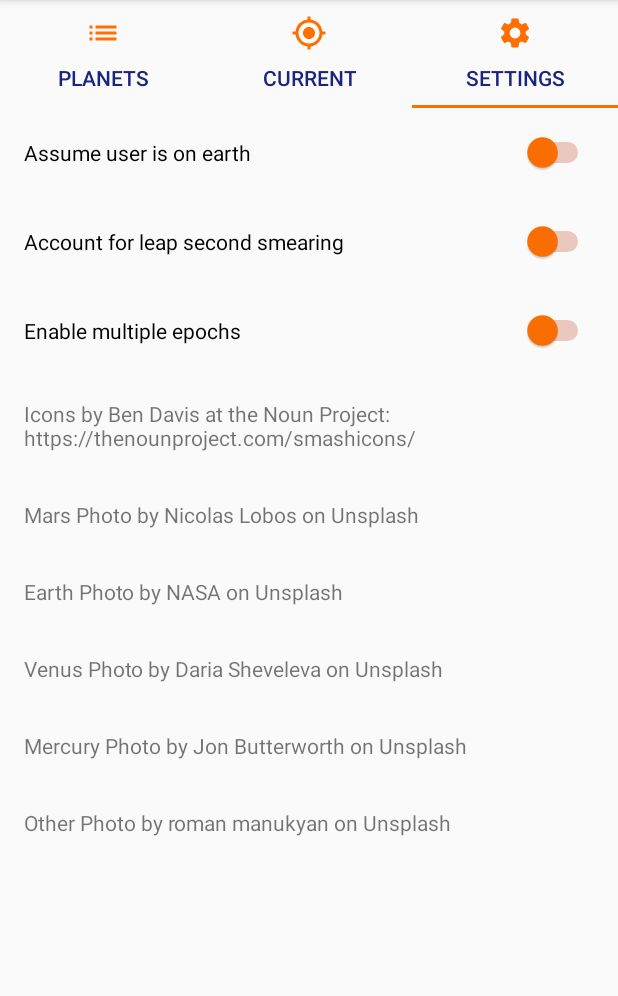
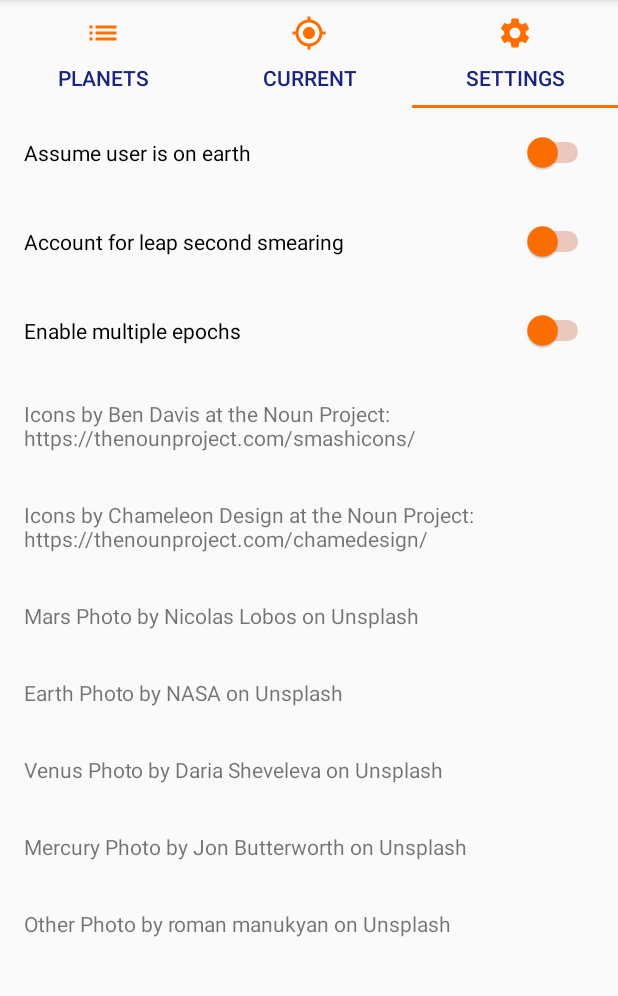
Before and after one commit to steverichey/im361, an Android app: the screen it shows after launch (MainActivity), tab 3 chosen, on a phone screen of 412 x 824 dp, the part 84-1080 px from its top. Run offline under Robolectric (Android 15) with nearby library versions, the phone set to English and light mode, and no system bars.

Commit message:
wednesday updates

```diff
--- a/examples/android/app/src/main/java/com/steverichey/interplanetarycalendar/GeneralRecycler.kt
+++ b/examples/android/app/src/main/java/com/steverichey/interplanetarycalendar/GeneralRecycler.kt
@@ -25,7 +25,7 @@ class GeneralRecycler<TView: View, TItem>(
     data: List<TItem>,
     private val onViewBind: (view: TView, item: TItem) -> Unit
 ) {
-    var dataHash = data.hashCode()
+    private var dataHash = data.hashCode()
 
     init {
         // this sets up the connection between the recycler view, an adapter, and a layout manager
--- a/examples/android/app/src/main/java/com/steverichey/interplanetarycalendar/MainActivity.kt
+++ b/examples/android/app/src/main/java/com/steverichey/interplanetarycalendar/MainActivity.kt
@@ -12,7 +12,7 @@ import com.google.android.material.tabs.TabLayout
 import com.google.android.material.tabs.TabLayoutMediator
 
 class MainActivity : AppCompatActivity() {
-    lateinit var viewPager: ViewPager2
+    private lateinit var viewPager: ViewPager2
 
     override fun onCreate(savedInstanceState: Bundle?) {
         super.onCreate(savedInstanceState)
@@ -28,20 +28,21 @@ class MainActivity : AppCompatActivity() {
 
         TabLayoutMediator(tabLayout, viewPager) { tab, position ->
             if (position == 0) {
-                tab.text = "Planets"
+                tab.text = getString(R.string.tab_planets)
                 tab.setIcon(R.drawable.ic_list_black_24dp)
             }
 
             if (position == 1) {
-                tab.text = "Current"
+                tab.text = getString(R.string.tab_current)
                 tab.setIcon(R.drawable.ic_my_location_black_24dp)
             }
 
             if (position == 2) {
-                tab.text = "Settings"
+                tab.text = getString(R.string.tab_settings)
                 tab.setIcon(R.drawable.ic_settings_black_24dp)
             }
 
+            @Suppress("DEPRECATION")
             tab.icon?.setColorFilter(primaryColor, PorterDuff.Mode.SRC_ATOP)
         }.attach()
     }
--- a/examples/android/app/src/main/java/com/steverichey/interplanetarycalendar/PlanetEntryDialogFragment.kt
+++ b/examples/android/app/src/main/java/com/steverichey/interplanetarycalendar/PlanetEntryDialogFragment.kt
@@ -1,5 +1,6 @@
 package com.steverichey.interplanetarycalendar
 
+import android.annotation.SuppressLint
 import androidx.appcompat.app.AlertDialog
 import android.app.Dialog
 import android.os.Bundle
@@ -11,6 +12,7 @@ import androidx.fragment.app.DialogFragment
 class PlanetEntryDialogFragment : DialogFragment() {
     var positiveCallback: ((String) -> Unit)? = null
 
+    @SuppressLint("InflateParams")
     override fun onCreateDialog(savedInstanceState: Bundle?): Dialog {
         val builder = AlertDialog.Builder(context!!, R.style.DialogFragmentTheme)
         builder.setMessage("Add a new planet?")
@@ -20,14 +22,12 @@ class PlanetEntryDialogFragment : DialogFragment() {
             .inflate(R.layout.dialog_planet_entry, null) as LinearLayout
         builder.setView(dialogView)
 
-        builder.setPositiveButton("Okay") { dialog, position ->
+        builder.setPositiveButton("Okay") { _, _ ->
             val entry = dialogView.findViewById<EditText>(R.id.editText)
             positiveCallback?.invoke(entry.text.toString())
         }
 
-        builder.setNegativeButton("Cancel") { dialog, position ->
-
-        }
+        builder.setNegativeButton("Cancel") { _, _ -> }
 
         return builder.create()
     }
--- a/examples/android/app/src/main/java/com/steverichey/interplanetarycalendar/PlanetListFragment.kt
+++ b/examples/android/app/src/main/java/com/steverichey/interplanetarycalendar/PlanetListFragment.kt
@@ -6,10 +6,15 @@ import android.view.View
 import android.view.ViewGroup
 import android.widget.Toast
 import androidx.fragment.app.Fragment
-import androidx.recyclerview.widget.LinearLayoutManager
 import androidx.recyclerview.widget.RecyclerView
 import com.google.android.material.floatingactionbutton.FloatingActionButton
-import kotlinx.android.synthetic.main.fragment_current_planet.view.*
+
+// this is the list of data to show in the recycler at app launch
+val planets = mutableListOf(
+    PlanetListFragment.Planet("Mercury", R.drawable.ic_noun_mercury_287717, R.drawable.mercury_bg),
+    PlanetListFragment.Planet("Venus", R.drawable.ic_noun_venus_287715, R.drawable.venus_bg),
+    PlanetListFragment.Planet("Earth", R.drawable.ic_noun_earth_287725, R.drawable.earth_bg)
+)
 
 class PlanetListFragment : Fragment() {
     lateinit var recyclerView: RecyclerView
@@ -29,13 +34,6 @@ class PlanetListFragment : Fragment() {
         // connect to our floating action button
         val floatingActionButton = view.findViewById<FloatingActionButton>(R.id.floating_action_button)
 
-        // this is the list of data to show in the recycler at app launch
-        val planets = mutableListOf(
-            Planet("Mercury", R.drawable.ic_noun_mercury_287717, R.drawable.mercury_bg),
-            Planet("Venus", R.drawable.ic_noun_venus_287715, R.drawable.venus_bg),
-            Planet("Earth", R.drawable.ic_noun_earth_287725, R.drawable.earth_bg)
-        )
-
         // set an action to occur when the user taps on the floating action button
         floatingActionButton.setOnClickListener {
             // create a new dialog/popup/alert
@@ -49,7 +47,13 @@ class PlanetListFragment : Fragment() {
 
                     // add the new planet to our list of planets; this will update the recycler view
                     if (text == "Mars") {
-                        planets.add(Planet(text, R.drawable.ic_noun_mars_287716, R.drawable.mars_bg))
+                        planets.add(Planet(text, R.drawable.ic_noun_mars_287716, R.drawable.other_bg))
+                    } else if (text == "Jupiter") {
+                        planets.add(Planet(text, R.drawable.ic_noun_jupiter_287711, R.drawable.other_bg))
+                    } else if (text == "Saturn") {
+                        planets.add(Planet(text, R.drawable.ic_noun_saturn_376497, R.drawable.other_bg))
+                    } else if (text == "Uranus") {
+                        planets.add(Planet(text, R.drawable.ic_noun_uranus_287709, R.drawable.other_bg))
                     } else {
                         planets.add(Planet(text, R.drawable.ic_error_outline_black_24dp, R.drawable.other_bg))
                     }
--- a/examples/android/app/src/main/java/com/steverichey/interplanetarycalendar/SettingsFragment.kt
+++ b/examples/android/app/src/main/java/com/steverichey/interplanetarycalendar/SettingsFragment.kt
@@ -4,6 +4,7 @@ import android.os.Bundle
 import android.view.LayoutInflater
 import android.view.View
 import android.view.ViewGroup
+import android.widget.Switch
 import androidx.fragment.app.Fragment
 
 class SettingsFragment : Fragment() {
@@ -14,4 +15,13 @@ class SettingsFragment : Fragment() {
     ): View? {
         return inflater.inflate(R.layout.fragment_settings, container, false)
     }
+
+    override fun onViewCreated(view: View, savedInstanceState: Bundle?) {
+        super.onViewCreated(view, savedInstanceState)
+
+        val switch1 = view.findViewById<Switch>(R.id.switch1)
+        switch1.setOnClickListener {
+            planets.add(PlanetListFragment.Planet("Settings", R.drawable.ic_settings_black_24dp, R.drawable.other_bg))
+        }
+    }
 }
--- /dev/null
+++ b/examples/android/app/src/main/res/drawable/ic_noun_jupiter_287711.xml
@@ -0,0 +1,10 @@
+<vector xmlns:android="http://schemas.android.com/apk/res/android"
+    android:width="24dp"
+    android:height="24dp"
+    android:viewportWidth="24"
+    android:viewportHeight="24">
+  <path
+      android:fillColor="#FF000000"
+      android:pathData="M21.9,17.1h-3.5L18.4,1.8c0,-0.9 -0.7,-1.6 -1.6,-1.6s-1.6,0.7 -1.6,1.6v15.3L8.8,17.1c1.9,-1.9 4.2,-5 4.5,-8.6c0,-0.2 0.4,-4.1 -1.8,-6.6C10.3,0.7 8.8,0 7,0C2.3,0 0.7,3.6 0.4,5.5C0.3,6.5 1,7.4 2,7.5c1,0.1 1.9,-0.6 2.1,-1.6c0.1,-0.7 0.6,-2.2 2.8,-2.2c0.8,0 1.3,0.2 1.7,0.7c1.1,1.2 0.9,3.7 0.9,3.8c-0.4,5.1 -5.9,8.7 -6,8.8c-0.4,0.3 -0.7,0.7 -0.8,1.2c-0.1,0.5 0,1 0.3,1.4c0.3,0.5 1,0.8 1.6,0.8h10.6v2.1c0,0.9 0.7,1.6 1.6,1.6s1.6,-0.7 1.6,-1.6v-2.1h3.5c0.9,0 1.6,-0.7 1.6,-1.6C23.6,17.8 22.8,17.1 21.9,17.1"
+      android:fillType="evenOdd"/>
+</vector>
--- /dev/null
+++ b/examples/android/app/src/main/res/drawable/ic_noun_saturn_376497.xml
@@ -0,0 +1,9 @@
+<vector xmlns:android="http://schemas.android.com/apk/res/android"
+    android:width="24dp"
+    android:height="24dp"
+    android:viewportWidth="24"
+    android:viewportHeight="24">
+  <path
+      android:fillColor="#FF000000"
+      android:pathData="M8.9,0v3.7H4.4v1.5h4.5v6.4c0,0.1 0,0.1 0,0.2v7.7h1.5v-7.8c0,0 0,0 0,0v-0.1c0,-1.4 0.8,-2.6 2.1,-3.1c1.3,-0.5 2.7,-0.3 3.6,0.7c1,1 1.3,2.4 0.8,3.6l-1.2,2.6c-0.6,1.3 -1.1,2.7 -1.7,4c-0.6,1.1 -0.5,2.5 0.3,3.5c0.8,1 2.2,1.4 3.4,0.9c1.2,-0.4 2,-1.6 2,-2.9c0,-0.4 -0.4,-0.8 -0.7,-0.8s-0.8,0.4 -0.7,0.8c0,0.7 -0.4,1.3 -1,1.5c-0.6,0.2 -1.3,0 -1.7,-0.5c-0.4,-0.5 -0.5,-1.3 -0.1,-1.9c0.6,-1.3 1.2,-2.7 1.8,-4c0.4,-0.9 0.8,-1.8 1.1,-2.6c0.7,-1.8 0.3,-3.9 -1.1,-5.3c-0.7,-0.7 -1.6,-1.1 -2.5,-1.3s-1.9,-0.1 -2.8,0.3c-0.6,0.2 -1.1,0.6 -1.5,1V5.2h4.5V3.7h-4.5V0L8.9,0z"/>
+</vector>
--- /dev/null
+++ b/examples/android/app/src/main/res/drawable/ic_noun_uranus_287709.xml
@@ -0,0 +1,10 @@
+<vector xmlns:android="http://schemas.android.com/apk/res/android"
+    android:width="24dp"
+    android:height="24dp"
+    android:viewportWidth="24"
+    android:viewportHeight="24">
+  <path
+      android:fillColor="#FF000000"
+      android:pathData="M19,10.9c-0.9,-1.4 -2.9,-2.5 -4.5,-2.7c-0.1,0 -0.3,0 -0.4,0l-0.1,0c-0.5,0 -2.3,0.1 -4.2,0.8L9.1,9.3V2.9h0.6c0.8,0 1.4,-0.6 1.4,-1.4S10.6,0 9.8,0H5.6C4.8,0 4.2,0.6 4.2,1.4s0.6,1.4 1.4,1.4h0.6v19.6c0,0.8 0.6,1.5 1.3,1.5c0.1,0 0.1,0 0.1,0c0,0 0.1,0 0.1,0c0.8,0 1.3,-0.7 1.3,-1.4v-9.9l0.2,-0.1c1.8,-1.3 4.2,-1.4 4.6,-1.4l0.1,0c0.1,0 0.2,0 0.3,0c1.2,0.1 1.9,0.9 2.2,1.3c0.5,0.8 0.6,1.8 0.3,2.8c-0.4,1 -1.1,2.1 -2.1,3.3c-0.6,0.7 -1,1.5 -1.1,2.3c-0.1,0.7 0.1,1.5 0.6,2.4c0.2,0.4 0.7,0.7 1.1,0.7c0.1,0 0.9,-0.1 1.2,-0.3c0.5,-0.4 0.6,-1.1 0.3,-1.6c-0.3,-0.5 -0.3,-0.7 -0.3,-0.8c0,-0.1 0.1,-0.6 0.4,-1c1.4,-1.5 2.1,-2.6 2.6,-3.9C20.1,14.5 19.9,12.3 19,10.9"
+      android:fillType="evenOdd"/>
+</vector>
--- a/examples/android/app/src/main/res/layout/activity_main.xml
+++ b/examples/android/app/src/main/res/layout/activity_main.xml
@@ -20,20 +20,20 @@
         <com.google.android.material.tabs.TabItem
             android:layout_width="wrap_content"
             android:layout_height="wrap_content"
-            android:icon="@drawable/ic_memory_black_24dp"
-            android:text="First" />
+            android:icon="@drawable/ic_list_black_24dp"
+            android:text="@string/tab_planets" />
 
         <com.google.android.material.tabs.TabItem
             android:layout_width="wrap_content"
             android:layout_height="wrap_content"
-            android:icon="@drawable/ic_memory_black_24dp"
-            android:text="Second" />
+            android:icon="@drawable/ic_my_location_black_24dp"
+            android:text="@string/tab_current" />
 
         <com.google.android.material.tabs.TabItem
             android:layout_width="wrap_content"
             android:layout_height="wrap_content"
-            android:icon="@drawable/ic_memory_black_24dp"
-            android:text="Third" />
+            android:icon="@drawable/ic_settings_black_24dp"
+            android:text="@string/tab_settings" />
 
     </com.google.android.material.tabs.TabLayout>
 
--- a/examples/android/app/src/main/res/layout/dialog_planet_entry.xml
+++ b/examples/android/app/src/main/res/layout/dialog_planet_entry.xml
@@ -9,6 +9,7 @@
         android:layout_height="wrap_content"
         android:layout_margin="12dp"
         android:ems="10"
-        android:hint="Enter planet name here"
-        android:inputType="textPersonName" />
+        android:hint="@string/enter_planet_name_here"
+        android:inputType="textPersonName"
+        android:autofillHints="" />
 </LinearLayout>
--- a/examples/android/app/src/main/res/layout/fragment_current_planet.xml
+++ b/examples/android/app/src/main/res/layout/fragment_current_planet.xml
@@ -13,7 +13,7 @@
         android:layout_marginTop="24dp"
         android:layout_marginRight="24dp"
         android:allowUndo="false"
-        android:text="Your current planet is:"
+        android:text="@string/your_current_planet_is"
         android:textAppearance="@style/TextAppearance.AppCompat.Large"
         app:layout_constraintLeft_toLeftOf="parent"
         app:layout_constraintRight_toRightOf="parent"
@@ -24,7 +24,7 @@
         android:layout_width="0dp"
         android:layout_height="wrap_content"
         android:layout_marginTop="24dp"
-        android:text="Earth"
+        android:text="@string/earth"
         android:textAlignment="center"
         android:textAppearance="@style/TextAppearance.AppCompat.Large"
         android:textSize="36sp"
@@ -41,6 +41,7 @@
         android:layout_marginTop="24dp"
         android:layout_marginEnd="24dp"
         android:layout_marginBottom="24dp"
+        android:contentDescription="@string/a_symbol_representing_earth"
         android:scaleType="fitCenter"
         android:src="@drawable/ic_noun_earth_287725"
         android:tint="@color/colorAccent"
--- a/examples/android/app/src/main/res/layout/fragment_settings.xml
+++ b/examples/android/app/src/main/res/layout/fragment_settings.xml
@@ -10,63 +10,66 @@
         android:layout_width="match_parent"
         android:layout_height="wrap_content"
         android:layout_margin="16dp"
-        android:text="Assume user is on earth"
+        android:text="@string/assume_user_is_on_earth"
         android:thumbTint="@color/colorPrimary"
         android:trackTint="@color/colorPrimaryDark" />
 
     <Switch
-        android:id="@+id/switch2"
         android:layout_width="match_parent"
         android:layout_height="wrap_content"
         android:layout_margin="16dp"
-        android:text="Account for leap second smearing"
+        android:text="@string/account_for_leap_second_smearing"
         android:thumbTint="@color/colorPrimary"
         android:trackTint="@color/colorPrimaryDark" />
 
     <Switch
-        android:id="@+id/switch3"
         android:layout_width="match_parent"
         android:layout_height="wrap_content"
         android:layout_margin="16dp"
-        android:text="Enable multiple epochs"
+        android:text="@string/enable_multiple_epochs"
         android:thumbTint="@color/colorPrimary"
         android:trackTint="@color/colorPrimaryDark" />
-
-    <TextView
-        android:id="@+id/textView2"
-        android:layout_width="match_parent"
-        android:layout_height="wrap_content"
-        android:layout_margin="16dp"
-        android:text="Icons by Ben Davis at the Noun Project: https://thenounproject.com/smashicons/" />
 
     <TextView
         android:layout_width="match_parent"
         android:layout_height="wrap_content"
         android:layout_margin="16dp"
-        android:text="Mars Photo by Nicolas Lobos on Unsplash" />
+        android:text="@string/icons_by_ben_davis_at_the_noun_project_https_thenounproject_com_smashicons" />
 
     <TextView
         android:layout_width="match_parent"
         android:layout_height="wrap_content"
         android:layout_margin="16dp"
-        android:text="Earth Photo by NASA on Unsplash" />
+        android:text="@string/icons_by_chameleon_design" />
 
     <TextView
         android:layout_width="match_parent"
         android:layout_height="wrap_content"
         android:layout_margin="16dp"
-        android:text="Venus Photo by Daria Sheveleva on Unsplash" />
+        android:text="@string/mars_photo_by_nicolas_lobos_on_unsplash" />
 
     <TextView
         android:layout_width="match_parent"
         android:layout_height="wrap_content"
         android:layout_margin="16dp"
-        android:text="Mercury Photo by Jon Butterworth on Unsplash" />
+        android:text="@string/earth_photo_by_nasa_on_unsplash" />
 
     <TextView
         android:layout_width="match_parent"
         android:layout_height="wrap_content"
         android:layout_margin="16dp"
-        android:text="Other Photo by roman manukyan on Unsplash" />
+        android:text="@string/venus_photo_by_daria_sheveleva_on_unsplash" />
+
+    <TextView
+        android:layout_width="match_parent"
+        android:layout_height="wrap_content"
+        android:layout_margin="16dp"
+        android:text="@string/mercury_photo_by_jon_butterworth_on_unsplash" />
+
+    <TextView
+        android:layout_width="match_parent"
+        android:layout_height="wrap_content"
+        android:layout_margin="16dp"
+        android:text="@string/other_photo_by_roman_manukyan_on_unsplash" />
 
 </LinearLayout>
--- a/examples/android/app/src/main/res/layout/view_planet_item.xml
+++ b/examples/android/app/src/main/res/layout/view_planet_item.xml
@@ -8,6 +8,7 @@
 
     <ImageView
         android:id="@+id/planet_background_view"
+        tools:ignore="ContentDescription"
         android:layout_width="0dp"
         android:layout_height="0dp"
         android:alpha="0.25"
@@ -26,6 +27,7 @@
         android:layout_marginTop="8dp"
         android:layout_marginBottom="8dp"
         android:adjustViewBounds="true"
+        android:contentDescription="@string/an_icon_representing_this_planet"
         android:scaleType="fitStart"
         android:src="@drawable/ic_memory_black_24dp"
         android:tint="@color/colorPrimaryDark"
@@ -41,7 +43,7 @@
         android:layout_marginTop="8dp"
         android:layout_marginEnd="8dp"
         android:layout_marginBottom="8dp"
-        android:text="Default Text"
+        android:text="@string/unknown"
         android:textAppearance="@style/TextAppearance.AppCompat.Large"
         android:textColor="@color/colorAccent"
         app:layout_constraintBottom_toBottomOf="parent"
--- a/examples/android/app/src/main/res/values/strings.xml
+++ b/examples/android/app/src/main/res/values/strings.xml
@@ -1,4 +1,23 @@
 <resources>
     <string name="app_name">Interplanetary Calendar</string>
     <string name="it_doesn_t_look_like_you_ve_added_any_planets_press_the_button_to_add_one">It doesn\'t look like you\'ve added any planets, press the button to add one.</string>
+    <string name="tab_planets">Planets</string>
+    <string name="tab_current">Current</string>
+    <string name="tab_settings">Settings</string>
+    <string name="enter_planet_name_here">Enter planet name here</string>
+    <string name="your_current_planet_is">Your current planet is:</string>
+    <string name="earth">Earth</string>
+    <string name="a_symbol_representing_earth">A symbol representing earth.</string>
+    <string name="assume_user_is_on_earth">Assume user is on earth</string>
+    <string name="account_for_leap_second_smearing">Account for leap second smearing</string>
+    <string name="enable_multiple_epochs">Enable multiple epochs</string>
+    <string name="icons_by_ben_davis_at_the_noun_project_https_thenounproject_com_smashicons">Icons by Ben Davis at the Noun Project: https://thenounproject.com/smashicons/</string>
+    <string name="icons_by_chameleon_design">Icons by Chameleon Design at the Noun Project: https://thenounproject.com/chamedesign/</string>
+    <string name="mars_photo_by_nicolas_lobos_on_unsplash">Mars Photo by Nicolas Lobos on Unsplash</string>
+    <string name="earth_photo_by_nasa_on_unsplash">Earth Photo by NASA on Unsplash</string>
+    <string name="venus_photo_by_daria_sheveleva_on_unsplash">Venus Photo by Daria Sheveleva on Unsplash</string>
+    <string name="mercury_photo_by_jon_butterworth_on_unsplash">Mercury Photo by Jon Butterworth on Unsplash</string>
+    <string name="other_photo_by_roman_manukyan_on_unsplash">Other Photo by roman manukyan on Unsplash</string>
+    <string name="an_icon_representing_this_planet">An icon representing this planet.</string>
+    <string name="unknown">Unknown</string>
 </resources>
```
